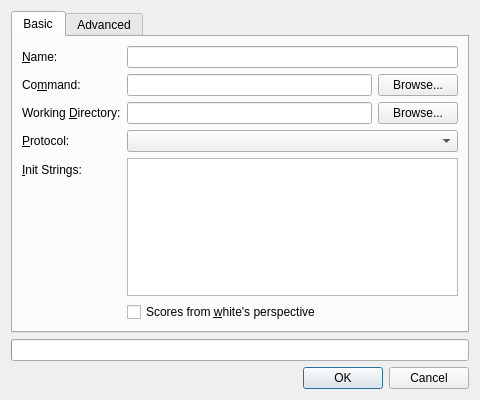
Before: the Qt Designer form projects/gui/ui/engineconfigdlg.ui in cutechess/cutechess, drawn with Qt 5.
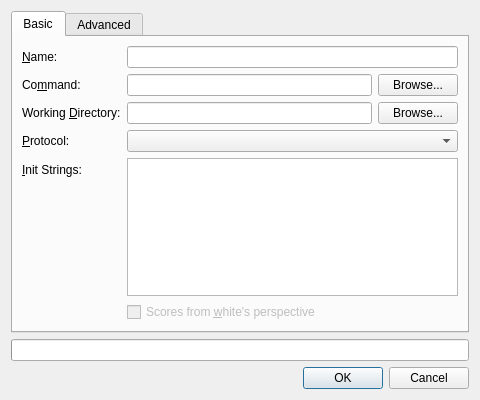
After: the same form once the commit is applied.

Commit message:
gui: disable "Scores from white's perspective" from non-Xboard engines (#150)
If the user wants to see all scores from white's perspective, we need a new
global option for that.

Patch:
```diff
--- a/projects/gui/ui/engineconfigdlg.ui
+++ b/projects/gui/ui/engineconfigdlg.ui
@@ -117,6 +117,12 @@
        </item>
        <item row="5" column="1">
         <widget class="QCheckBox" name="m_whitePovCheck">
+         <property name="enabled">
+          <bool>false</bool>
+         </property>
+         <property name="toolTip">
+          <string>This option should be checked for Xboard/Winboard engines that report their scores from white's perspective.</string>
+         </property>
          <property name="text">
           <string>Scores from &amp;white's perspective</string>
          </property>
```
The commit also changes 1 other file.
